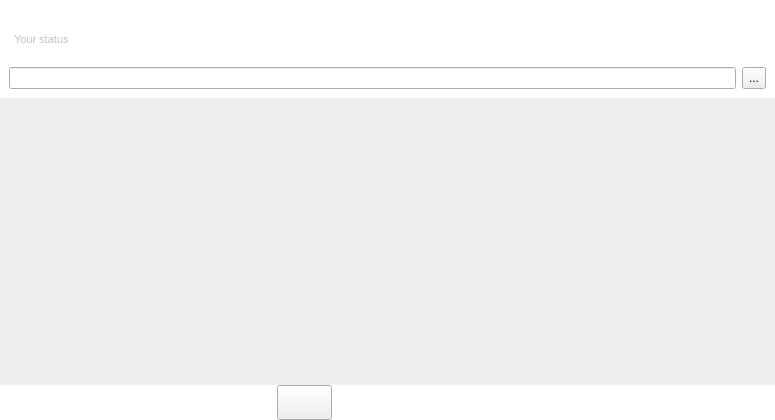
Qt form src/mainwindow.ui (qTox/qTox) before a commit.
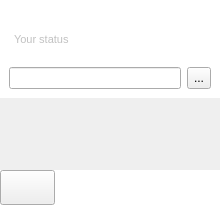
The same form after that commit. Icons and pictures are not drawn. Custom widgets are drawn as their Qt base class.

Commit message: fix(ui): removed minimum size in favor of minimumSizeHint

Patch:
```diff
--- a/src/mainwindow.ui
+++ b/src/mainwindow.ui
@@ -6,16 +6,10 @@
    <rect>
     <x>0</x>
     <y>0</y>
-    <width>775</width>
-    <height>420</height>
+    <width>220</width>
+    <height>205</height>
    </rect>
   </property>
-  <property name="minimumSize">
-   <size>
-    <width>775</width>
-    <height>420</height>
-   </size>
-  </property>
   <property name="windowTitle">
    <string notr="true">qTox</string>
   </property>
@@ -1093,8 +1087,8 @@
             <rect>
              <x>0</x>
              <y>0</y>
-             <width>775</width>
-             <height>279</height>
+             <width>220</width>
+             <height>68</height>
             </rect>
            </property>
            <layout class="QVBoxLayout" name="verticalLayout_5"/>
```
